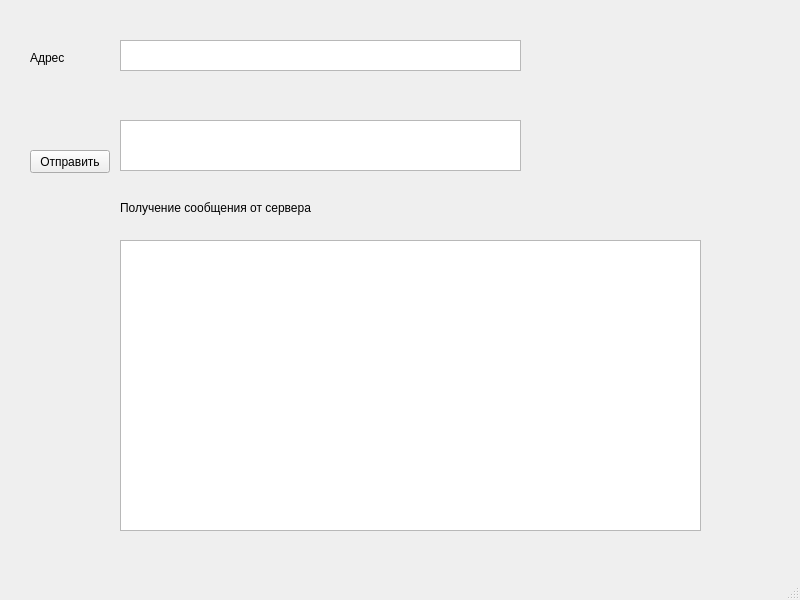
Qt form server-client-app/client/clientwindow.ui (EvgehaName/repo-practice-qt) before a commit.
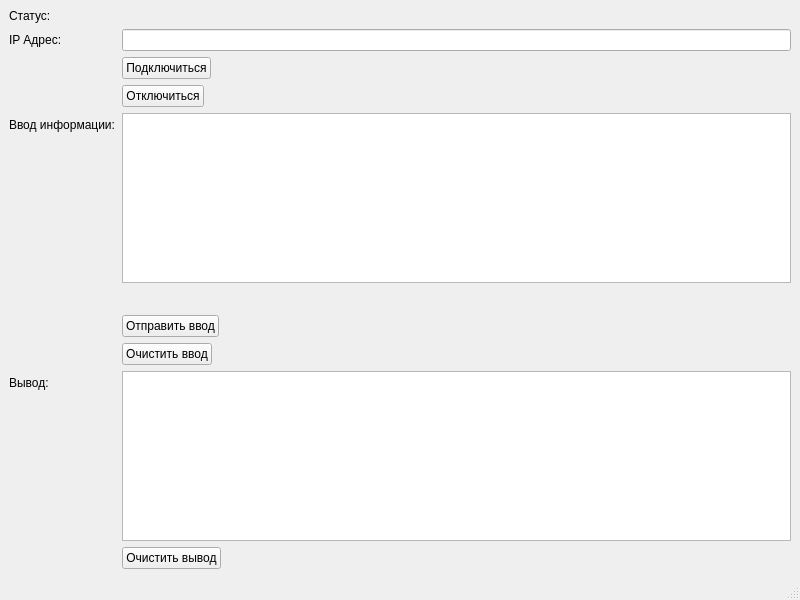
The same form after that commit.

Commit message: refactor project server/client app

```diff
--- a/server-client-app/client/clientwindow.ui
+++ b/server-client-app/client/clientwindow.ui
@@ -10,79 +10,170 @@
     <height>600</height>
    </rect>
   </property>
+  <property name="minimumSize">
+   <size>
+    <width>800</width>
+    <height>600</height>
+   </size>
+  </property>
+  <property name="maximumSize">
+   <size>
+    <width>800</width>
+    <height>600</height>
+   </size>
+  </property>
   <property name="windowTitle">
    <string>ClientWindow</string>
   </property>
   <widget class="QWidget" name="centralwidget">
-   <widget class="QPushButton" name="pushButton">
-    <property name="geometry">
-     <rect>
-      <x>30</x>
-      <y>150</y>
-      <width>80</width>
-      <height>23</height>
-     </rect>
-    </property>
-    <property name="text">
-     <string>Отправить</string>
-    </property>
-   </widget>
-   <widget class="QTextEdit" name="textEdit">
-    <property name="geometry">
-     <rect>
-      <x>120</x>
-      <y>120</y>
-      <width>401</width>
-      <height>51</height>
-     </rect>
-    </property>
-   </widget>
-   <widget class="QTextEdit" name="textEditAdress">
-    <property name="geometry">
-     <rect>
-      <x>120</x>
-      <y>40</y>
-      <width>401</width>
-      <height>31</height>
-     </rect>
-    </property>
-   </widget>
-   <widget class="QLabel" name="label">
-    <property name="geometry">
-     <rect>
-      <x>30</x>
-      <y>50</y>
-      <width>58</width>
-      <height>15</height>
-     </rect>
-    </property>
-    <property name="text">
-     <string>Адрес</string>
-    </property>
-   </widget>
-   <widget class="QTextEdit" name="textEditServerMsg">
-    <property name="geometry">
-     <rect>
-      <x>120</x>
-      <y>240</y>
-      <width>581</width>
-      <height>291</height>
-     </rect>
-    </property>
-   </widget>
-   <widget class="QLabel" name="label_2">
-    <property name="geometry">
-     <rect>
-      <x>120</x>
-      <y>200</y>
-      <width>211</width>
-      <height>16</height>
-     </rect>
-    </property>
-    <property name="text">
-     <string>Получение сообщения от сервера</string>
-    </property>
-   </widget>
+   <property name="minimumSize">
+    <size>
+     <width>800</width>
+     <height>557</height>
+    </size>
+   </property>
+   <property name="maximumSize">
+    <size>
+     <width>800</width>
+     <height>600</height>
+    </size>
+   </property>
+   <layout class="QGridLayout" name="gridLayout_2">
+    <item row="0" column="0">
+     <layout class="QFormLayout" name="formLayout">
+      <property name="fieldGrowthPolicy">
+       <enum>QFormLayout::FieldGrowthPolicy::ExpandingFieldsGrow</enum>
+      </property>
+      <item row="1" column="0">
+       <widget class="QLabel" name="labelIP">
+        <property name="text">
+         <string>IP Адрес:</string>
+        </property>
+       </widget>
+      </item>
+      <item row="10" column="0">
+       <widget class="QLabel" name="labelDebugOutput">
+        <property name="text">
+         <string>Вывод:</string>
+        </property>
+       </widget>
+      </item>
+      <item row="10" column="1">
+       <widget class="QTextEdit" name="textEditOutput">
+        <property name="enabled">
+         <bool>true</bool>
+        </property>
+       </widget>
+      </item>
+      <item row="4" column="0">
+       <widget class="QLabel" name="labelInput">
+        <property name="text">
+         <string>Ввод информации:</string>
+        </property>
+       </widget>
+      </item>
+      <item row="4" column="1">
+       <widget class="QTextEdit" name="textEditInput"/>
+      </item>
+      <item row="6" column="1">
+       <widget class="QPushButton" name="pushButtonSend">
+        <property name="text">
+         <string>Отправить ввод</string>
+        </property>
+       </widget>
+      </item>
+      <item row="7" column="1">
+       <widget class="QPushButton" name="pushButtonClearInput">
+        <property name="text">
+         <string>Очистить ввод</string>
+        </property>
+       </widget>
+      </item>
+      <item row="11" column="1">
+       <widget class="QPushButton" name="pushButtonClearOuput">
+        <property name="text">
+         <string>Очистить вывод</string>
+        </property>
+       </widget>
+      </item>
+      <item row="3" column="1">
+       <widget class="QPushButton" name="pushButtonDisconnect">
+        <property name="text">
+         <string>Отключиться</string>
+        </property>
+       </widget>
+      </item>
+      <item row="2" column="1">
+       <widget class="QPushButton" name="pushButtonConnect">
+        <property name="text">
+         <string>Подключиться</string>
+        </property>
+       </widget>
+      </item>
+      <item row="0" column="0">
+       <widget class="QLabel" name="labelNameStatus">
+        <property name="minimumSize">
+         <size>
+          <width>0</width>
+          <height>10</height>
+         </size>
+        </property>
+        <property name="maximumSize">
+         <size>
+          <width>16777215</width>
+          <height>20</height>
+         </size>
+        </property>
+        <property name="text">
+         <string>Статус:</string>
+        </property>
+       </widget>
+      </item>
+      <item row="0" column="1">
+       <widget class="QLabel" name="labelStatus">
+        <property name="maximumSize">
+         <size>
+          <width>16777215</width>
+          <height>20</height>
+         </size>
+        </property>
+        <property name="text">
+         <string/>
+        </property>
+       </widget>
+      </item>
+      <item row="5" column="1">
+       <widget class="QLabel" name="labelInformationInput">
+        <property name="minimumSize">
+         <size>
+          <width>0</width>
+          <height>20</height>
+         </size>
+        </property>
+        <property name="maximumSize">
+         <size>
+          <width>16777215</width>
+          <height>20</height>
+         </size>
+        </property>
+        <property name="text">
+         <string/>
+        </property>
+       </widget>
+      </item>
+      <item row="1" column="1">
+       <widget class="QLineEdit" name="lineEditIP">
+        <property name="sizePolicy">
+         <sizepolicy hsizetype="Expanding" vsizetype="Fixed">
+          <horstretch>0</horstretch>
+          <verstretch>0</verstretch>
+         </sizepolicy>
+        </property>
+       </widget>
+      </item>
+     </layout>
+    </item>
+   </layout>
   </widget>
   <widget class="QMenuBar" name="menubar">
    <property name="geometry">
```
Left out of the diff: 2 changed lines with no effect on the pictures. The commit also changes 6 other files.
